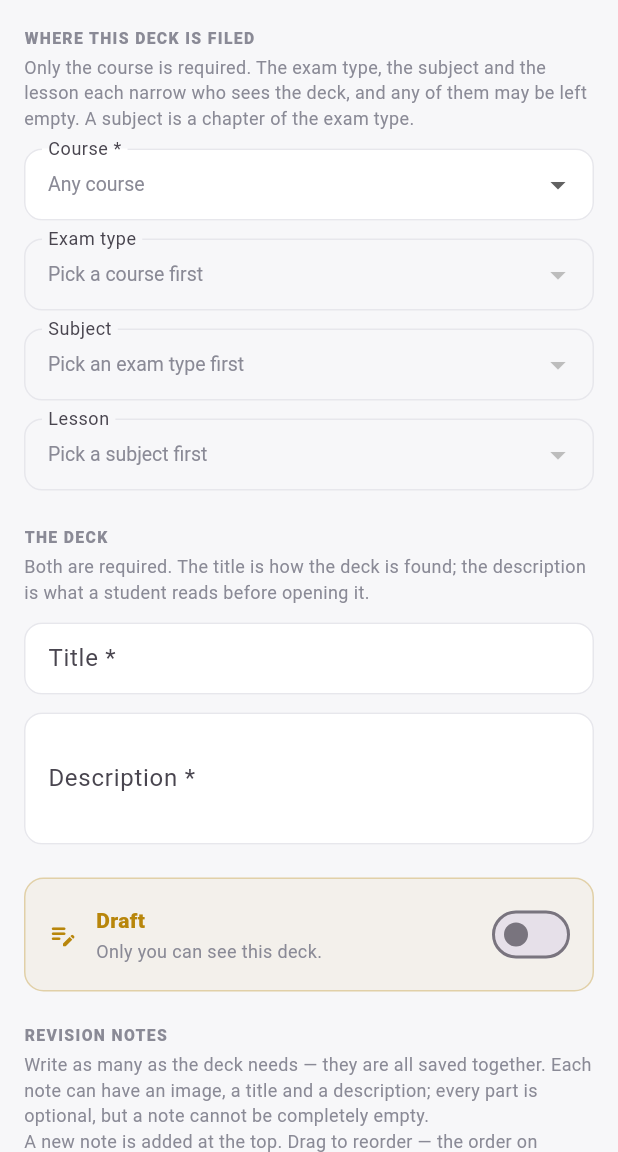
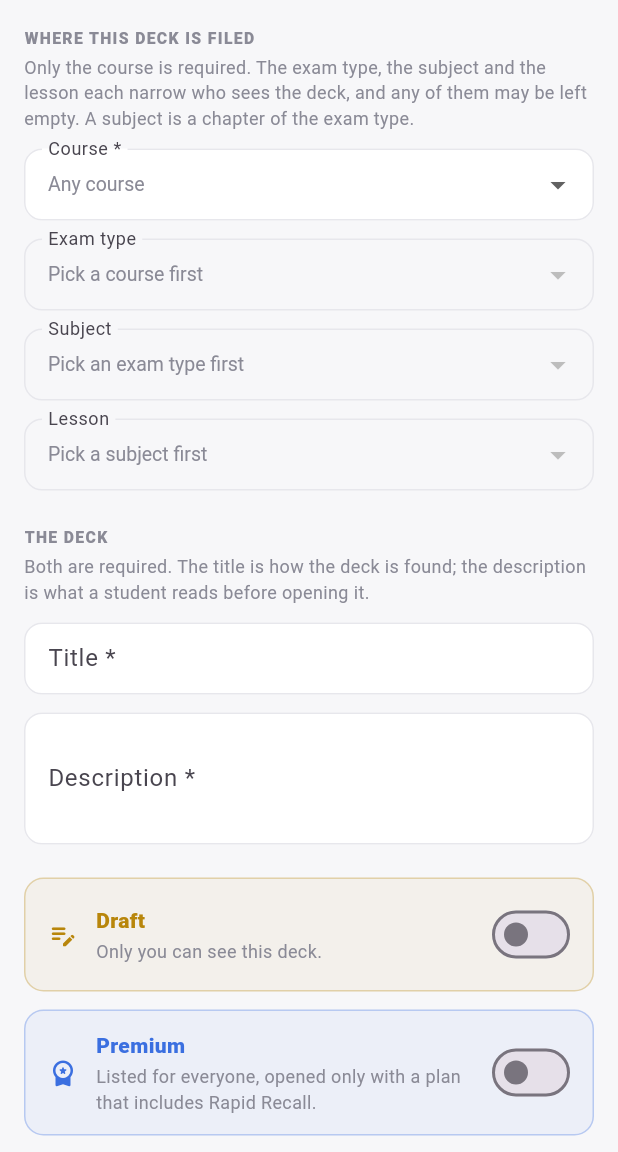
Before and after one commit to projectinshahi/DoctorApp-Admin, a Flutter app: the RapidRecallEditorScreen screen opened directly, on a phone screen of 412 x 824 dp, the part 84-1236 px from its top. Run offline on Flutter 3.47's test engine with Material 3 defaults, Android fonts, the phone set to English and light mode, and no system bars; our stand-ins replace csv, file_picker, flutter_svg, shared_preferences, video_player, youtube_player_iframe; missing offline and left inert: dart:html, dart:ui_web, syncfusion_flutter_pdf, syncfusion_flutter_pdfviewer; accounts and stored records are empty; network calls fail.

Commit message:
Free or premium on a Rapid Recall deck
One switch on the deck editor, sent with accessType on Save. Decks that
existed before the field did read as premium, so nothing silently opens.

Co-Authored-By: Claude Opus 5 (1M context) <noreply@anthropic.com>

```diff
--- a/lib/Screen/RapidRecall/rapid_recall_editor_screen.dart
+++ b/lib/Screen/RapidRecall/rapid_recall_editor_screen.dart
@@ -45,6 +45,10 @@ class _RapidRecallEditorScreenState extends State<RapidRecallEditorScreen> {
   /// Disabling it instead made the control look broken.
   bool _wantPublished = false;
 
+  /// Free for every student, or premium behind the Rapid Recall plan. Sent
+  /// with the deck on Save.
+  bool _free = false;
+
   bool _isLoading = false;
   bool _isSaving = false;
   String? _error;
@@ -91,6 +95,7 @@ class _RapidRecallEditorScreenState extends State<RapidRecallEditorScreen> {
           ? const [RapidRecallCard()]
           : recall.cards;
       _wantPublished = recall.isPublished;
+      _free = recall.isFree;
       _scope = RecallScope(
         courseId: recall.courseId,
         courseTypeId: recall.courseTypeId,
@@ -141,6 +146,7 @@ class _RapidRecallEditorScreenState extends State<RapidRecallEditorScreen> {
       courseTypeId: _scope.courseTypeId,
       chapterId: _scope.chapterId,
       lessonId: _scope.lessonId,
+      accessType: _free ? 'free' : 'premium',
       // The deck no longer carries its own file; each note holds its own.
       noteUrl: _recall?.noteUrl,
       notePublicId: _recall?.notePublicId,
@@ -373,6 +379,12 @@ class _RapidRecallEditorScreenState extends State<RapidRecallEditorScreen> {
                           enabled: !_isSaving,
                           onChanged: _setPublished,
                         ),
+                        const SizedBox(height: 12),
+                        _AccessRow(
+                          free: _free,
+                          enabled: !_isSaving,
+                          onChanged: (free) => setState(() => _free = free),
+                        ),
                         const SizedBox(height: 22),
 
                         const _Label('Revision notes'),
@@ -493,6 +505,76 @@ class _StatusRow extends StatelessWidget {
   }
 }
 
+/// Free or premium, as one switch. Takes effect on Save, with the deck.
+class _AccessRow extends StatelessWidget {
+  final bool free;
+  final bool enabled;
+  final ValueChanged<bool> onChanged;
+
+  const _AccessRow({
+    required this.free,
+    required this.enabled,
+    required this.onChanged,
+  });
+
+  @override
+  Widget build(BuildContext context) {
+    final accent = free ? LmsColors.success : LmsColors.primary;
+
+    return Container(
+      padding: const EdgeInsets.fromLTRB(15, 13, 11, 13),
+      decoration: BoxDecoration(
+        color: enabled ? accent.withValues(alpha: 0.06) : LmsColors.bg,
+        borderRadius: BorderRadius.circular(13),
+        border: Border.all(
+          color: enabled ? accent.withValues(alpha: 0.3) : LmsColors.border,
+        ),
+      ),
+      child: Row(
+        children: [
+          Icon(
+            free ? Icons.lock_open_rounded : Icons.workspace_premium_rounded,
+            size: 20,
+            color: enabled ? accent : LmsColors.textGrey,
+          ),
+          const SizedBox(width: 12),
+          Expanded(
+            child: Column(
+              crossAxisAlignment: CrossAxisAlignment.start,
+              children: [
+                Text(
+                  free ? 'Free' : 'Premium',
+                  style: TextStyle(
+                    fontSize: 14,
+                    fontWeight: FontWeight.w800,
+                    color: enabled ? accent : LmsColors.textGrey,
+                  ),
+                ),
+                const SizedBox(height: 2),
+                Text(
+                  free
+                      ? 'Every student can open this deck, with or without a '
+                          'plan.'
+                      : 'Listed for everyone, opened only with a plan that '
+                          'includes Rapid Recall.',
+                  style: const TextStyle(
+                      fontSize: 12, color: LmsColors.textGrey),
+                ),
+              ],
+            ),
+          ),
+          Switch(
+            value: free,
+            onChanged: enabled ? onChanged : null,
+            activeThumbColor: Colors.white,
+            activeTrackColor: LmsColors.success,
+          ),
+        ],
+      ),
+    );
+  }
+}
+
 class _Label extends StatelessWidget {
   final String text;
   const _Label(this.text);
--- a/lib/models/rapid_recall_model.dart
+++ b/lib/models/rapid_recall_model.dart
@@ -116,6 +116,10 @@ class RapidRecall {
   /// until someone publishes it.
   final String status;
 
+  /// `free` | `premium`. Free opens for every student; premium needs a plan
+  /// with Rapid Recall. Decks made before this existed are premium.
+  final String accessType;
+
   final int cardCount;
 
   /// Only [courseId] is ever required. The other three each narrow the deck
@@ -146,6 +150,7 @@ class RapidRecall {
     required this.courseId,
     this.description,
     this.status = 'draft',
+    this.accessType = 'premium',
     this.cardCount = 0,
     this.courseTypeId,
     this.chapterId,
@@ -161,6 +166,8 @@ class RapidRecall {
   });
 
   bool get isPublished => status.toLowerCase() == 'published';
+
+  bool get isFree => accessType == 'free';
 
   bool get hasHandout => (noteUrl ?? '').trim().isNotEmpty;
 
@@ -182,6 +189,7 @@ class RapidRecall {
       title: '${json['title'] ?? ''}',
       description: _clean(json['description']),
       status: '${json['status'] ?? 'draft'}',
+      accessType: '${json['accessType'] ?? 'premium'}',
       cardCount: (json['cardCount'] as num?)?.toInt() ??
           (cards is List ? cards.length : 0),
       courseId: (json['courseId'] as num?)?.toInt() ??
@@ -219,6 +227,7 @@ class RapidRecall {
         'lessonId': lessonId,
         'title': title.trim(),
         'description': description?.trim(),
+        'accessType': accessType,
         'noteUrl': noteUrl,
         'notePublicId': notePublicId,
         'noteFileType': noteFileType,
```
